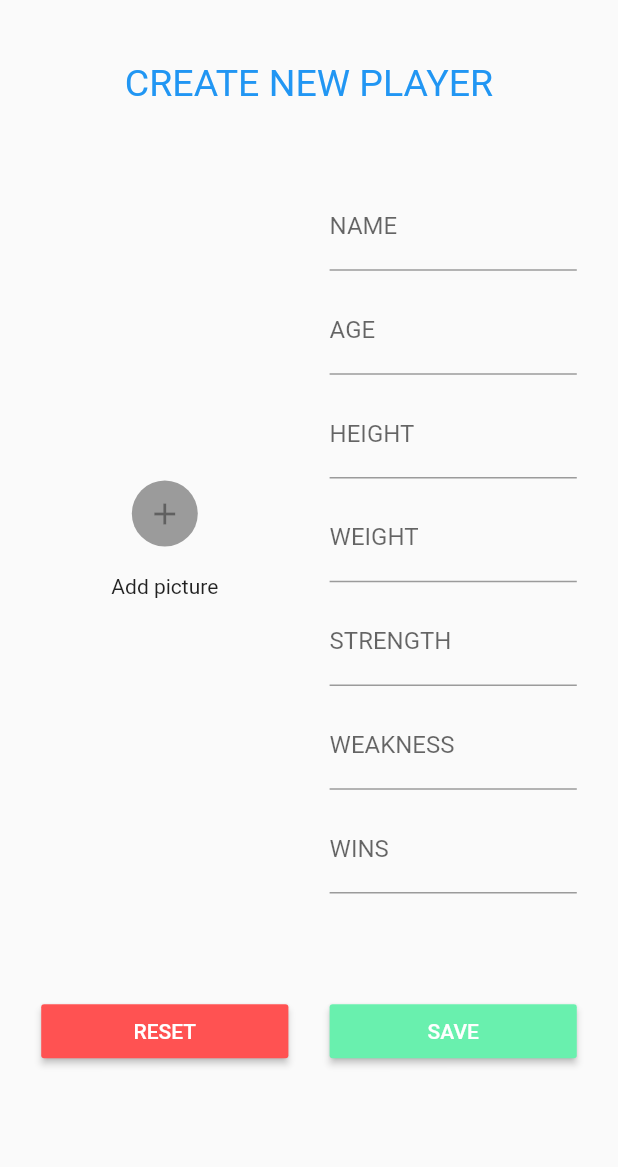
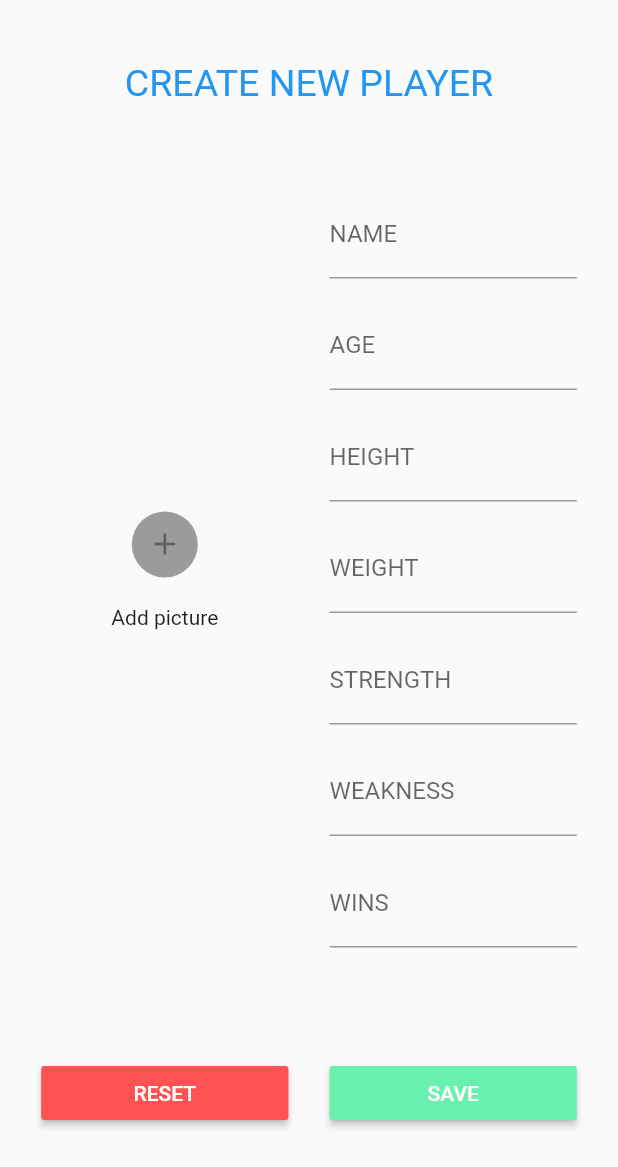
Before and after one commit to aseef17/BallOrNothing, a Flutter app: the Players screen opened by its route, after a tap on "Add player", on a phone screen of 412 x 824 dp. Shown: the top 1167 px of the screen. Run offline on Flutter 3.47's test engine with Material 2 defaults, Android fonts, the phone set to English and light mode, and no system bars; our stand-ins replace image_picker; missing offline and left inert: objectdb.

Commit message:
undo fix and potential infinite progress fix

```diff
--- a/lib/newplayer.dart
+++ b/lib/newplayer.dart
@@ -382,7 +382,7 @@ class _NewPlayerState extends State<NewPlayer> {
                 ),
               ),
               Container(
-                height: height * 60,
+                height: height * 65,
                 width: width * 40,
                 child: Column(
                   mainAxisAlignment: MainAxisAlignment.spaceEvenly,
--- a/lib/players.dart
+++ b/lib/players.dart
@@ -3,7 +3,6 @@ import 'db.dart';
 import 'dart:async';
 import 'viewplayer.dart';
 import 'package:flutter/services.dart';
-
 
 
 class Players extends StatefulWidget {
@@ -122,8 +121,9 @@ class _PlayersState extends State<Players> {
               ],
             ),
           );
+        } else {
+          return Center(child: CircularProgressIndicator());
         }
-        return Center(child: CircularProgressIndicator());
       },
     ));
   }
```
Also changed, not shown: lib/game.dart (+6 -2 lines).
